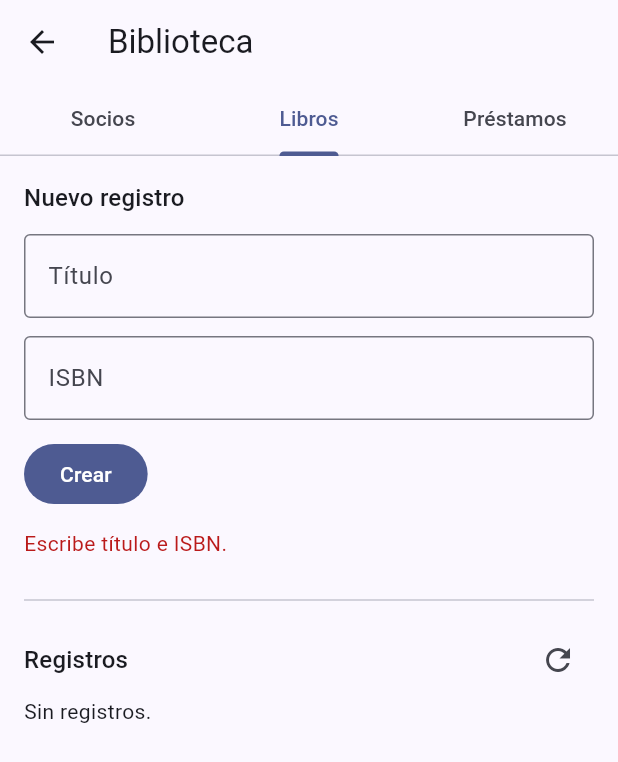
After one commit to susanacamacholobo/genera_tabla, a Flutter app: the BibliotecaScreen screen opened by its route, tab 2 chosen, after a tap on "Crear", on a phone screen of 412 x 824 dp. The commit adds this screen. Shown: the top 762 px of the screen. Run offline on Flutter 3.47's test engine with Material 3 defaults, Android fonts, the phone set to English and light mode, and no system bars; our stand-ins replace sqflite; accounts and stored records are empty; network calls fail.

Commit message:
feat(demo): add manual Biblioteca Flutter UI and XMI pipeline

```diff
--- a/mobile-client/flutter/lib/core/config/app_configuration.dart
+++ b/mobile-client/flutter/lib/core/config/app_configuration.dart
@@ -4,6 +4,10 @@ class AppConfiguration {
   AppConfiguration._(this.apiBaseUri);
 
   static const defaultApiBaseUrl = 'http://10.0.2.2:8080';
+  static const domainModelAsset =
+      String.fromEnvironment('DEMO_DOMAIN') == 'biblioteca'
+      ? 'assets/domain-model-biblioteca.json'
+      : 'assets/domain-model.json';
 
   final Uri apiBaseUri;
 
--- a/mobile-client/flutter/lib/features/assistant/assistant_screen.dart
+++ b/mobile-client/flutter/lib/features/assistant/assistant_screen.dart
@@ -9,6 +9,7 @@ import '../../assistant/assistant_panel.dart';
 import '../../assistant/local_model_setup_card.dart';
 import '../../ai/llm/local_model_manager.dart';
 import '../../core/dependencies/app_dependencies.dart';
+import '../../core/config/app_configuration.dart';
 import '../../domain/loading/domain_model_loader.dart';
 import '../../domain/model/domain_model.dart';
 import '../../offline/offline_data_coordinator.dart';
@@ -32,7 +33,7 @@ class _AssistantScreenState extends State<AssistantScreen> {
     final loader = AppDependencies.of(context).domainModelLoader;
     if (_domainModelLoader == loader) return;
     _domainModelLoader = loader;
-    _domainModel = loader.loadFromAsset('assets/domain-model.json');
+    _domainModel = loader.loadFromAsset(AppConfiguration.domainModelAsset);
     unawaited(AppDependencies.of(context).offlineCoordinator.initialize());
   }
 
--- /dev/null
+++ b/mobile-client/flutter/lib/features/biblioteca/biblioteca_screen.dart
@@ -0,0 +1,334 @@
+import 'package:flutter/material.dart';
+
+import '../../core/api/api_client.dart';
+import '../../core/dependencies/app_dependencies.dart';
+import '../../core/errors/app_exception.dart';
+
+/// Pantalla de ejemplo escrita a mano; no se genera a partir del diagrama.
+class BibliotecaScreen extends StatefulWidget {
+  const BibliotecaScreen({super.key});
+
+  @override
+  State<BibliotecaScreen> createState() => _BibliotecaScreenState();
+}
+
+class _BibliotecaScreenState extends State<BibliotecaScreen> {
+  final _nombre = TextEditingController();
+  final _titulo = TextEditingController();
+  final _isbn = TextEditingController();
+  final _socioId = TextEditingController();
+  final _libroId = TextEditingController();
+  final _fechaInicio = TextEditingController();
+  final _fechaDevolucion = TextEditingController();
+  ApiClient? _api;
+  int _tab = 0;
+  int? _editingId;
+  List<Map<String, dynamic>> _items = const [];
+  String? _error;
+  bool _busy = false;
+
+  static const _paths = ['/api/socios', '/api/libros', '/api/prestamos'];
+
+  @override
+  void didChangeDependencies() {
+    super.didChangeDependencies();
+    final api = AppDependencies.of(context).apiClient;
+    if (_api == api) return;
+    _api = api;
+    _reload();
+  }
+
+  @override
+  void dispose() {
+    for (final controller in [
+      _nombre,
+      _titulo,
+      _isbn,
+      _socioId,
+      _libroId,
+      _fechaInicio,
+      _fechaDevolucion,
+    ]) {
+      controller.dispose();
+    }
+    super.dispose();
+  }
+
+  void _clearForm() {
+    _editingId = null;
+    for (final controller in [
+      _nombre,
+      _titulo,
+      _isbn,
+      _socioId,
+      _libroId,
+      _fechaInicio,
+      _fechaDevolucion,
+    ]) {
+      controller.clear();
+    }
+  }
+
+  Future<void> _reload() async {
+    final tab = _tab;
+    setState(() {
+      _busy = true;
+      _error = null;
+    });
+    try {
+      final response = await _api!.get(_paths[tab]);
+      if (!mounted || tab != _tab) return;
+      final rows = response.data as List<dynamic>;
+      setState(() => _items = rows.cast<Map<String, dynamic>>());
+    } catch (error) {
+      if (mounted && tab == _tab) {
+        setState(() => _error = userMessageFor(error));
+      }
+    } finally {
+      if (mounted && tab == _tab) setState(() => _busy = false);
+    }
+  }
+
+  void _selectTab(int tab) {
+    setState(() {
+      _tab = tab;
+      _items = const [];
+      _error = null;
+      _clearForm();
+    });
+    _reload();
+  }
+
+  void _edit(Map<String, dynamic> row) {
+    setState(() {
+      _editingId = row['id'] as int;
+      if (_tab == 0) {
+        _nombre.text = row['nombre'] as String? ?? '';
+      } else if (_tab == 1) {
+        _titulo.text = row['titulo'] as String? ?? '';
+        _isbn.text = row['isbn'] as String? ?? '';
+      } else {
+        _socioId.text = '${row['socioId'] ?? ''}';
+        _libroId.text = '${row['libroId'] ?? ''}';
+        _fechaInicio.text = row['fechaInicio'] as String? ?? '';
+        _fechaDevolucion.text = row['fechaDevolucion'] as String? ?? '';
+      }
+    });
+  }
+
+  Object _body() {
+    if (_tab == 0) {
+      if (_nombre.text.trim().isEmpty) {
+        throw const FormatException('Escribe el nombre del socio.');
+      }
+      return {'nombre': _nombre.text.trim()};
+    }
+    if (_tab == 1) {
+      if (_titulo.text.trim().isEmpty || _isbn.text.trim().isEmpty) {
+        throw const FormatException('Escribe título e ISBN.');
+      }
+      return {'titulo': _titulo.text.trim(), 'isbn': _isbn.text.trim()};
+    }
+    final socioId = int.tryParse(_socioId.text.trim());
+    final libroId = int.tryParse(_libroId.text.trim());
+    if (socioId == null || libroId == null) {
+      throw const FormatException('Indica los IDs numéricos de socio y libro.');
+    }
+    final inicio = _fechaInicio.text.trim().isEmpty
+        ? DateTime.now().toIso8601String()
+        : _fechaInicio.text.trim();
+    if (DateTime.tryParse(inicio) == null ||
+        (_fechaDevolucion.text.trim().isNotEmpty &&
+            DateTime.tryParse(_fechaDevolucion.text.trim()) == null)) {
+      throw const FormatException(
+        'Usa fechas ISO, por ejemplo 2026-09-21T10:00:00.',
+      );
+    }
+    return {
+      'socioId': socioId,
+      'libroId': libroId,
+      'fechaInicio': inicio,
+      'fechaDevolucion': _fechaDevolucion.text.trim().isEmpty
+          ? null
+          : _fechaDevolucion.text.trim(),
+    };
+  }
+
+  Future<void> _save() async {
+    setState(() {
+      _busy = true;
+      _error = null;
+    });
+    try {
+      final body = _body();
+      if (_editingId == null) {
+        await _api!.post(_paths[_tab], body: body);
+      } else {
+        await _api!.put('${_paths[_tab]}/$_editingId', body: body);
+      }
+      if (!mounted) return;
+      _clearForm();
+      await _reload();
+    } catch (error) {
+      if (mounted) {
+        setState(
+          () => _error = error is FormatException
+              ? error.message
+              : userMessageFor(error),
+        );
+      }
+    } finally {
+      if (mounted) setState(() => _busy = false);
+    }
+  }
+
+  Future<void> _delete(int id) async {
+    final confirmed = await showDialog<bool>(
+      context: context,
+      builder: (context) => AlertDialog(
+        title: const Text('Eliminar registro'),
+        content: Text('¿Eliminar el registro $id?'),
+        actions: [
+          TextButton(
+            onPressed: () => Navigator.pop(context, false),
+            child: const Text('Cancelar'),
+          ),
+          FilledButton(
+            onPressed: () => Navigator.pop(context, true),
+            child: const Text('Eliminar'),
+          ),
+        ],
+      ),
+    );
+    if (confirmed != true || !mounted) return;
+    setState(() {
+      _busy = true;
+      _error = null;
+    });
+    try {
+      await _api!.delete('${_paths[_tab]}/$id');
+      if (!mounted) return;
+      if (_editingId == id) _clearForm();
+      await _reload();
+    } catch (error) {
+      if (mounted) setState(() => _error = userMessageFor(error));
+    } finally {
+      if (mounted) setState(() => _busy = false);
+    }
+  }
+
+  Widget _field(
+    TextEditingController controller,
+    String label, {
+    TextInputType? keyboardType,
+  }) => Padding(
+    padding: const EdgeInsets.only(bottom: 12),
+    child: TextField(
+      controller: controller,
+      keyboardType: keyboardType,
+      decoration: InputDecoration(
+        labelText: label,
+        border: const OutlineInputBorder(),
+      ),
+    ),
+  );
+
+  Widget _form() => switch (_tab) {
+    0 => _field(_nombre, 'Nombre del socio'),
+    1 => Column(children: [_field(_titulo, 'Título'), _field(_isbn, 'ISBN')]),
+    _ => Column(
+      children: [
+        _field(_socioId, 'ID de socio', keyboardType: TextInputType.number),
+        _field(_libroId, 'ID de libro', keyboardType: TextInputType.number),
+        _field(_fechaInicio, 'Inicio (ISO; vacío = ahora)'),
+        _field(_fechaDevolucion, 'Devolución (ISO; opcional)'),
+      ],
+    ),
+  };
+
+  String _title(Map<String, dynamic> row) => switch (_tab) {
+    0 => '${row['id']} · ${row['nombre']}',
+    1 => '${row['id']} · ${row['titulo']}',
+    _ => '${row['id']} · Socio ${row['socioId']} / Libro ${row['libroId']}',
+  };
+
+  @override
+  Widget build(BuildContext context) => DefaultTabController(
+    length: 3,
+    child: Scaffold(
+      appBar: AppBar(
+        title: const Text('Biblioteca'),
+        bottom: TabBar(
+          onTap: _selectTab,
+          tabs: const [
+            Tab(text: 'Socios'),
+            Tab(text: 'Libros'),
+            Tab(text: 'Préstamos'),
+          ],
+        ),
+      ),
+      body: ListView(
+        padding: const EdgeInsets.all(16),
+        children: [
+          Text(
+            _editingId == null ? 'Nuevo registro' : 'Editar #$_editingId',
+            style: Theme.of(context).textTheme.titleMedium,
+          ),
+          const SizedBox(height: 12),
+          _form(),
+          Row(
+            children: [
+              FilledButton(
+                onPressed: _busy ? null : _save,
+                child: Text(_editingId == null ? 'Crear' : 'Guardar'),
+              ),
+              if (_editingId != null)
+                TextButton(
+                  onPressed: () => setState(_clearForm),
+                  child: const Text('Cancelar'),
+                ),
+            ],
+          ),
+          if (_error != null)
+            Padding(
+              padding: const EdgeInsets.symmetric(vertical: 12),
+              child: Text(
+                _error!,
+                style: TextStyle(color: Theme.of(context).colorScheme.error),
+              ),
+            ),
+          const Divider(height: 32),
+          Row(
+            children: [
+              Expanded(
+                child: Text(
+                  'Registros',
+                  style: Theme.of(context).textTheme.titleMedium,
+                ),
+              ),
+              IconButton(
+                onPressed: _busy ? null : _reload,
+                tooltip: 'Actualizar',
+                icon: const Icon(Icons.refresh),
+              ),
+            ],
+          ),
+          if (_busy) const LinearProgressIndicator(),
+          if (!_busy && _items.isEmpty) const Text('Sin registros.'),
+          ..._items.map(
+            (row) => ListTile(
+              title: Text(_title(row)),
+              subtitle: _tab == 1 ? Text('${row['isbn']}') : null,
+              onTap: () => _edit(row),
+              trailing: IconButton(
+                tooltip: 'Eliminar',
+                icon: const Icon(Icons.delete_outline),
+                onPressed: _busy ? null : () => _delete(row['id'] as int),
+              ),
+            ),
+          ),
+        ],
+      ),
+    ),
+  );
+}
--- a/mobile-client/flutter/lib/features/home/home_screen.dart
+++ b/mobile-client/flutter/lib/features/home/home_screen.dart
@@ -39,7 +39,7 @@ class _HomeScreenState extends State<HomeScreen> {
 
   void _loadDomainModel() {
     _domainModel = widget.domainModelLoader.loadFromAsset(
-      'assets/domain-model.json',
+      AppConfiguration.domainModelAsset,
     );
   }
 
@@ -116,6 +116,16 @@ class _HomeScreenState extends State<HomeScreen> {
               icon: const Icon(Icons.auto_awesome_outlined),
               label: const Text('Abrir asistente'),
             ),
+            if (const String.fromEnvironment('DEMO_DOMAIN') ==
+                'biblioteca') ...[
+              const SizedBox(height: 12),
+              OutlinedButton.icon(
+                onPressed: () =>
+                    Navigator.of(context).pushNamed(AppRoutes.biblioteca),
+                icon: const Icon(Icons.local_library_outlined),
+                label: const Text('Abrir Biblioteca'),
+              ),
+            ],
           ],
         ),
       ),
--- a/mobile-client/flutter/lib/navigation/app_router.dart
+++ b/mobile-client/flutter/lib/navigation/app_router.dart
@@ -3,11 +3,13 @@ import 'package:flutter/material.dart';
 import '../core/config/app_configuration.dart';
 import '../domain/loading/domain_model_loader.dart';
 import '../features/assistant/assistant_screen.dart';
+import '../features/biblioteca/biblioteca_screen.dart';
 import '../features/home/home_screen.dart';
 
 abstract final class AppRoutes {
   static const home = '/';
   static const assistant = '/assistant';
+  static const biblioteca = '/biblioteca';
 }
 
 class AppRouter {
@@ -31,6 +33,10 @@ class AppRouter {
       AppRoutes.assistant => MaterialPageRoute<void>(
         settings: settings,
         builder: (_) => const AssistantScreen(),
+      ),
+      AppRoutes.biblioteca => MaterialPageRoute<void>(
+        settings: settings,
+        builder: (_) => const BibliotecaScreen(),
       ),
       _ => MaterialPageRoute<void>(
         settings: settings,
--- a/mobile-client/flutter/pubspec.yaml
+++ b/mobile-client/flutter/pubspec.yaml
@@ -60,6 +60,7 @@ flutter:
 
   assets:
     - assets/domain-model.json
+    - assets/domain-model-biblioteca.json
 
   # To add assets to your application, add an assets section, like this:
   # assets:
```
Also changed, not shown: mobile-client/flutter/assets/domain-model-biblioteca.json (added, +127 -0 lines), 9 other files.
